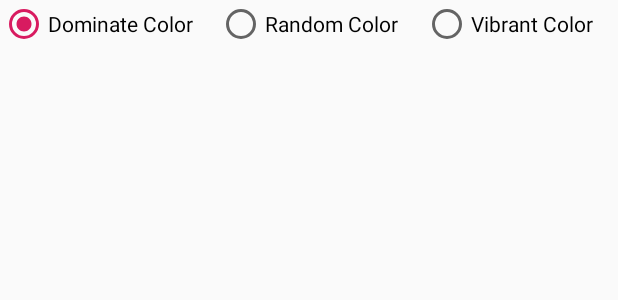
After one commit to renyuneyun/ColorSniffer, an Android app: the layout part_color_method.xml on its own in the app's theme, with its tools: preview values and no code run, on a phone screen of 412 x 824 dp. The commit adds this screen. Shown: the top 300 px of the screen. Run offline under Robolectric (Android 15) with nearby library versions, the phone set to English and light mode, and no system bars.

Commit message:
Add an Activity to choose coloring method and return through Intent

```diff
--- a/app/src/main/AndroidManifest.xml
+++ b/app/src/main/AndroidManifest.xml
@@ -9,6 +9,7 @@
         android:roundIcon="@mipmap/ic_launcher_round"
         android:supportsRtl="true"
         android:theme="@style/AppTheme">
+        <activity android:name=".FormActivity"></activity>
         <activity android:name=".MainActivity">
             <intent-filter>
                 <action android:name="android.intent.action.MAIN" />
--- a/app/src/main/java/ryey/colorsniffer/MainActivity.kt
+++ b/app/src/main/java/ryey/colorsniffer/MainActivity.kt
@@ -3,6 +3,7 @@ package ryey.colorsniffer
 import android.content.ClipData
 import android.content.ClipboardManager
 import android.content.Context
+import android.content.Intent
 import android.os.Bundle
 import androidx.appcompat.app.AppCompatActivity
 import androidx.recyclerview.widget.LinearLayoutManager
@@ -44,6 +45,11 @@ class MainActivity : AppCompatActivity() {
             }
         }
 
+        button_form.setOnClickListener {
+            val intent = Intent(this, FormActivity::class.java)
+            startActivity(intent)
+        }
+
     }
 
     fun putToClipboard(text: String) {
--- a/app/src/main/java/ryey/colorsniffer/MyAdapter.kt
+++ b/app/src/main/java/ryey/colorsniffer/MyAdapter.kt
@@ -6,6 +6,7 @@ import android.content.pm.ResolveInfo
 import android.graphics.drawable.Drawable
 import android.os.AsyncTask
 import android.os.ConditionVariable
+import android.util.Log
 import android.view.LayoutInflater
 import android.view.View
 import android.view.ViewGroup
@@ -75,6 +76,8 @@ class MyAdapter(val context: Context, coloringMethod: ColoringMethod) : Recycler
 
         override fun doInBackground(vararg appList: List<ResolveInfo>) {
             assert(appList.size == 1)
+            Log.d("BGLoad", "loading app list")
+            val time1 = Date()
             for (app in appList[0]) {
                 adapter.get()?.let {
                     it.items.add(LauncherActivityInfo(it.context, app.activityInfo))
@@ -82,6 +85,9 @@ class MyAdapter(val context: Context, coloringMethod: ColoringMethod) : Recycler
                 }
             }
             finished.open()
+            val time2 = Date()
+            Log.d("BGLoad", "loaded app list, %d ms elapsed".format(time2.time - time1.time))
+
         }
 
         fun waitForFinish() {
--- /dev/null
+++ b/app/src/main/res/layout/part_color_method.xml
@@ -0,0 +1,36 @@
+<?xml version="1.0" encoding="utf-8"?>
+<FrameLayout xmlns:android="http://schemas.android.com/apk/res/android"
+    android:layout_width="match_parent"
+    android:layout_height="match_parent"
+    android:orientation="vertical">
+
+    <RadioGroup
+        android:id="@+id/radioGroup"
+        android:layout_width="match_parent"
+        android:layout_height="wrap_content"
+        android:checkedButton="@id/radioButton_dominate"
+        android:orientation="horizontal">
+
+        <RadioButton
+            android:id="@+id/radioButton_dominate"
+            android:layout_width="wrap_content"
+            android:layout_height="wrap_content"
+            android:layout_weight="1"
+            android:text="Dominate Color" />
+
+        <RadioButton
+            android:id="@+id/radioButton_random"
+            android:layout_width="wrap_content"
+            android:layout_height="wrap_content"
+            android:layout_weight="1"
+            android:text="Random Color" />
+
+        <RadioButton
+            android:id="@+id/radioButton_vibrant"
+            android:layout_width="wrap_content"
+            android:layout_height="wrap_content"
+            android:layout_weight="1"
+            android:text="Vibrant Color" />
+    </RadioGroup>
+
+</FrameLayout>
```
Also changed, not shown: app/build.gradle (+5 -4 lines), app/src/main/java/ryey/colorsniffer/ColoringMethodStep.kt (added, +67 -0 lines), app/src/main/java/ryey/colorsniffer/FormActivity.kt (added, +41 -0 lines), app/src/main/java/ryey/colorsniffer/FormFragment.kt (added, +49 -0 lines), app/src/main/java/ryey/colorsniffer/PreviewStep.kt (added, +53 -0 lines), app/src/main/res/layout/activity_form.xml (added, +14 -0 lines), app/src/main/res/layout/activity_main.xml (+9 -0 lines), app/src/main/res/layout/fragment_form.xml (added, +10 -0 lines), app/src/main/res/layout/part_color_preview.xml (added, +14 -0 lines).
